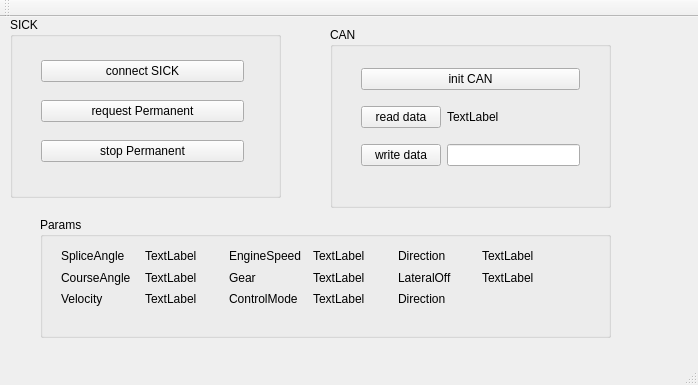
Before: the Qt Designer form mainwindow.ui in wozaiqufu/cyjApp, drawn with Qt 5.
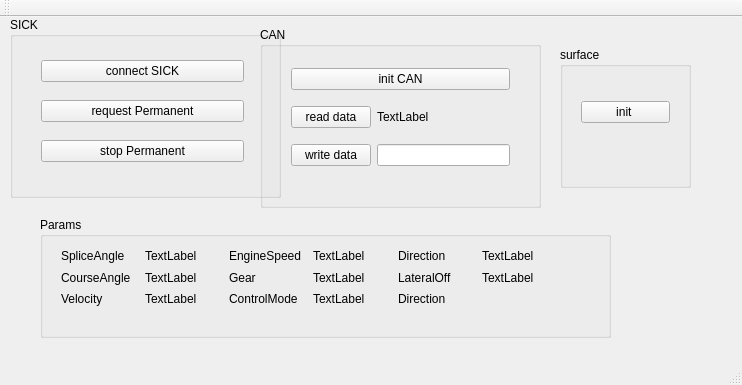
After: the same form once the commit is applied.

Commit message: surface obj implementation completed!but some QThread issue still exits

Diff of the .ui file:
```diff
--- a/mainwindow.ui
+++ b/mainwindow.ui
@@ -6,7 +6,7 @@
    <rect>
     <x>0</x>
     <y>0</y>
-    <width>698</width>
+    <width>742</width>
     <height>385</height>
    </rect>
   </property>
@@ -69,7 +69,7 @@
    <widget class="QGroupBox" name="groupBox">
     <property name="geometry">
      <rect>
-      <x>330</x>
+      <x>260</x>
       <y>10</y>
       <width>281</width>
       <height>181</height>
@@ -266,6 +266,38 @@
      </layout>
     </widget>
    </widget>
+   <widget class="QGroupBox" name="groupBox_3">
+    <property name="geometry">
+     <rect>
+      <x>560</x>
+      <y>30</y>
+      <width>131</width>
+      <height>141</height>
+     </rect>
+    </property>
+    <property name="title">
+     <string>surface</string>
+    </property>
+    <widget class="QWidget" name="gridLayoutWidget_2">
+     <property name="geometry">
+      <rect>
+       <x>10</x>
+       <y>30</y>
+       <width>111</width>
+       <height>71</height>
+      </rect>
+     </property>
+     <layout class="QGridLayout" name="gridLayout_2">
+      <item row="0" column="0">
+       <widget class="QPushButton" name="pushButton_initSurface">
+        <property name="text">
+         <string>init </string>
+        </property>
+       </widget>
+      </item>
+     </layout>
+    </widget>
+   </widget>
   </widget>
   <widget class="QMenuBar" name="menuBar">
    <property name="geometry">
```
Left out of the diff: 2 changed lines with no effect on the pictures. The commit also changes 5 other files.
